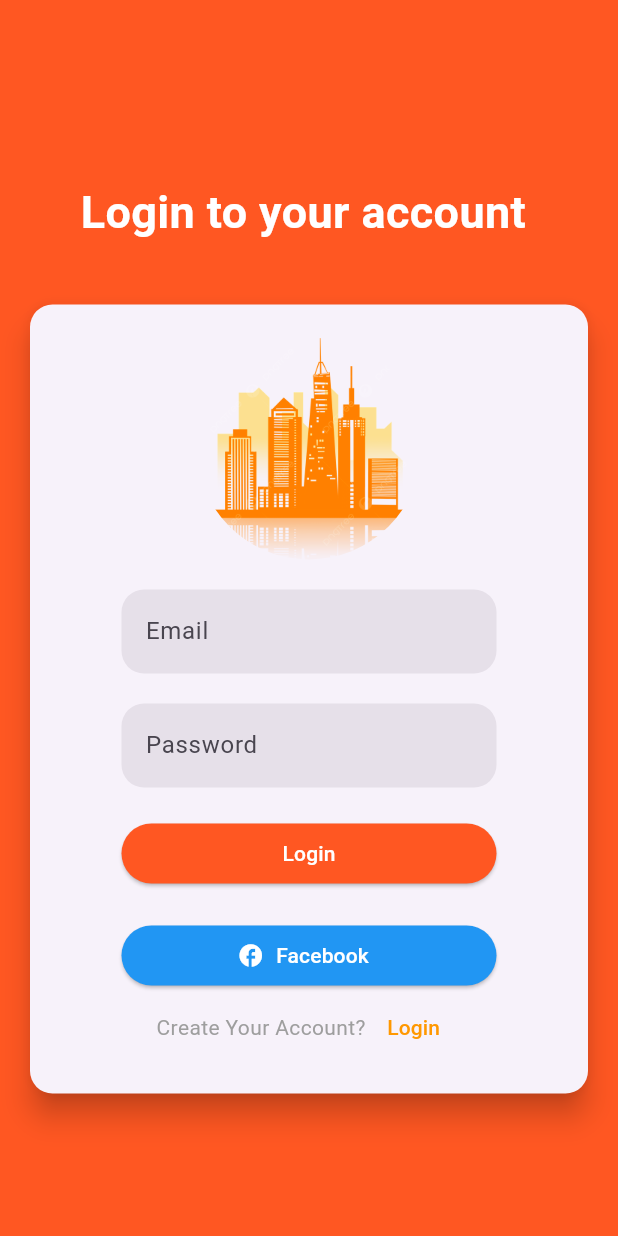
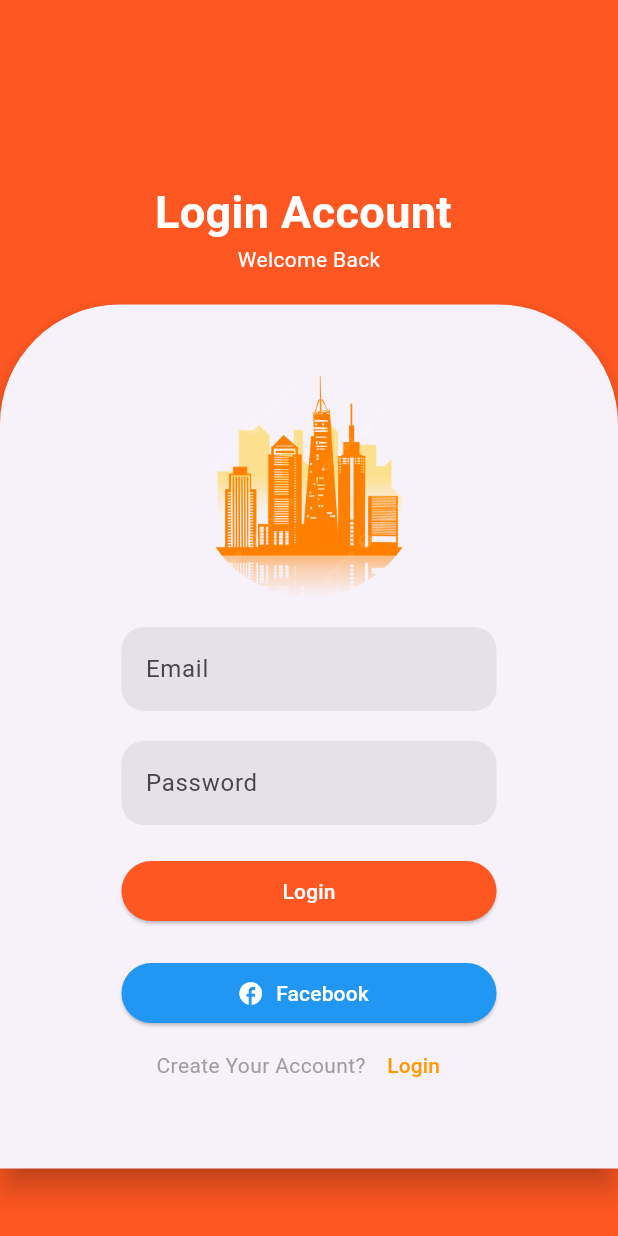
Before and after one commit to 22TalhaFaiz/CityGuide, a Flutter app: the screen it shows after launch, after a tap on "Forget Your Password?", on a phone screen of 412 x 824 dp. Run offline on Flutter 3.47's test engine with Material 3 defaults, Android fonts, the phone set to English and light mode, and no system bars; our stand-ins replace carousel_slider.

Commit message:
update login sign up design

```diff
--- a/work/lib/login.dart
+++ b/work/lib/login.dart
@@ -22,22 +22,23 @@ class _loginState extends State<login> {
                 SizedBox(height: 120),
 
                 Text(
-                  "Login to your account ",
+                  "Login Account ",
                   style: TextStyle(
                       color: Colors.white,
                       fontSize: 30,
                       fontWeight: FontWeight.bold),
                 ),
+
+                Text("Welcome Back", style: TextStyle(color: Colors.white),),
                 SizedBox(height: 20),
 
                 // Card with form fields
                 Card(
-                  margin: EdgeInsets.symmetric(horizontal: 20, vertical: 20),
-                  shape: RoundedRectangleBorder(
-                      borderRadius: BorderRadius.circular(15)),
+                  margin: EdgeInsets.symmetric(horizontal: 0, vertical: 0),
+                  shape: RoundedRectangleBorder(borderRadius: BorderRadius.only(topRight: Radius.circular(80), topLeft: Radius.circular(80))),
                   elevation: 8,
                   child: Padding(
-                    padding: const EdgeInsets.all(20.0),
+                    padding: const EdgeInsets.all(45.0),
                     child: Column(
                       children: <Widget>[
                         ClipRRect(
--- a/work/lib/signup.dart
+++ b/work/lib/signup.dart
@@ -29,11 +29,11 @@ class _signupState extends State<signup> {
 
                 // Card with form fields
                 Card(
-                  margin: EdgeInsets.symmetric(horizontal: 20, vertical: 20),
-                  shape: RoundedRectangleBorder(borderRadius: BorderRadius.circular(15)),
+                  margin: EdgeInsets.symmetric(horizontal: 0, vertical: 0),
+                  shape: RoundedRectangleBorder(borderRadius: BorderRadius.only(topRight: Radius.circular(80), topLeft: Radius.circular(80))),
                   elevation: 8,
                   child: Padding(
-                    padding: const EdgeInsets.all(20.0),
+                    padding: const EdgeInsets.all(44.0),
                     child: Column(
                       children: <Widget>[
 
```
Also changed, not shown: work/pubspec.lock.
